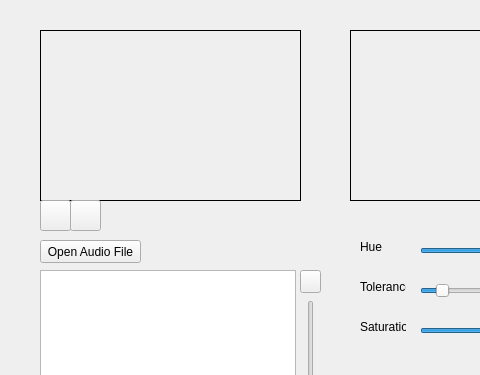
The window that HoerDichFit/videoplayer.ui (SvenBl/avp-webcam) describes before a commit, drawn with Qt 5; both pictures show x 0 to 480 and y 0 to 375 of the 639 by 527 pixel window.
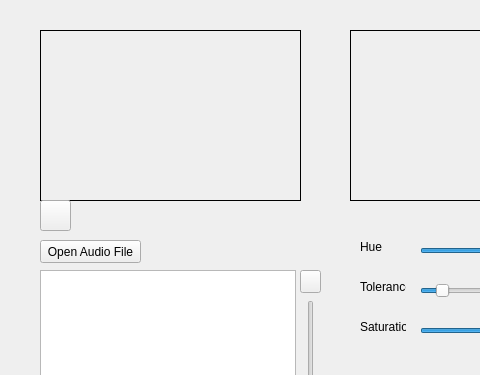
The same window after the commit. Custom widgets are drawn as their Qt base class.

Commit message: Video Toggle Play Button

Patch:
```diff
--- a/HoerDichFit/videoplayer.ui
+++ b/HoerDichFit/videoplayer.ui
@@ -36,19 +36,6 @@
      <set>Qt::AlignCenter</set>
     </property>
    </widget>
-   <widget class="QPushButton" name="videoPauseButton">
-    <property name="geometry">
-     <rect>
-      <x>70</x>
-      <y>200</y>
-      <width>31</width>
-      <height>31</height>
-     </rect>
-    </property>
-    <property name="text">
-     <string/>
-    </property>
-   </widget>
    <widget class="VideoWidget" name="processedFrame">
     <property name="geometry">
      <rect>
```
Left out of the diff: 41 changed lines with no effect on the pictures. The commit also changes 2 other files.
